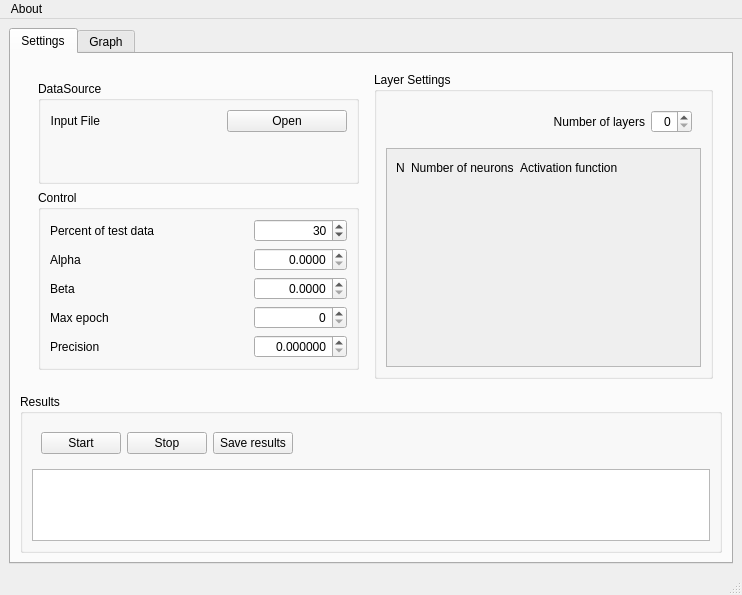
Old version of the form mainwindow.ui in the repository AlexLeSang/ECOHT-ANN.
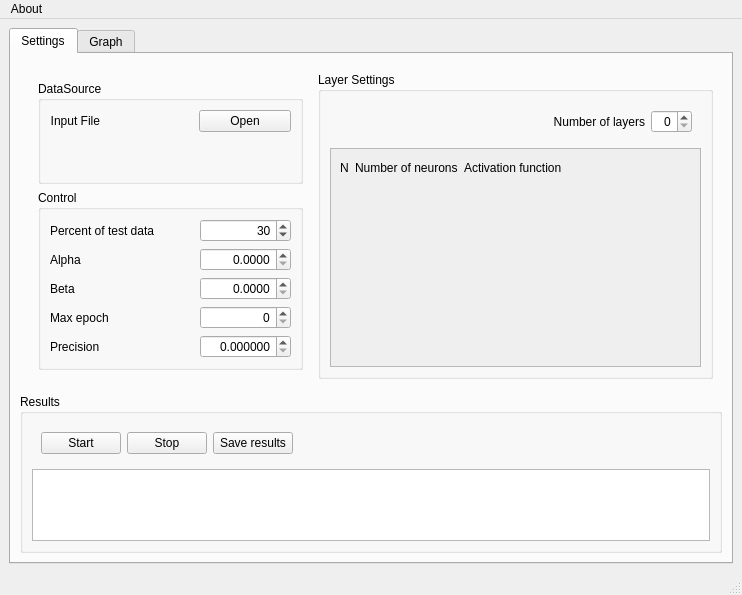
New version of the form. Custom widgets are drawn as their Qt base class.

Commit message: Fixed controls width

What changed in the file:
```diff
--- a/mainwindow.ui
+++ b/mainwindow.ui
@@ -36,11 +36,17 @@
           <layout class="QHBoxLayout" name="horizontalLayout_2">
            <item>
             <widget class="QWidget" name="verticalWidget" native="true">
+             <property name="sizePolicy">
+              <sizepolicy hsizetype="Maximum" vsizetype="Preferred">
+               <horstretch>0</horstretch>
+               <verstretch>0</verstretch>
+              </sizepolicy>
+             </property>
              <layout class="QVBoxLayout" name="verticalLayout_2">
               <item>
                <widget class="QGroupBox" name="DataBox">
                 <property name="sizePolicy">
-                 <sizepolicy hsizetype="MinimumExpanding" vsizetype="Fixed">
+                 <sizepolicy hsizetype="Minimum" vsizetype="Fixed">
                   <horstretch>0</horstretch>
                   <verstretch>0</verstretch>
                  </sizepolicy>
@@ -119,7 +125,7 @@
               <item>
                <widget class="QGroupBox" name="ControlBox">
                 <property name="sizePolicy">
-                 <sizepolicy hsizetype="MinimumExpanding" vsizetype="Fixed">
+                 <sizepolicy hsizetype="Minimum" vsizetype="Fixed">
                   <horstretch>0</horstretch>
                   <verstretch>0</verstretch>
                  </sizepolicy>
@@ -483,7 +489,7 @@
                   <rect>
                    <x>0</x>
                    <y>0</y>
-                   <width>334</width>
+                   <width>406</width>
                    <height>207</height>
                   </rect>
                  </property>
```
The commit also changes 1 other file.
